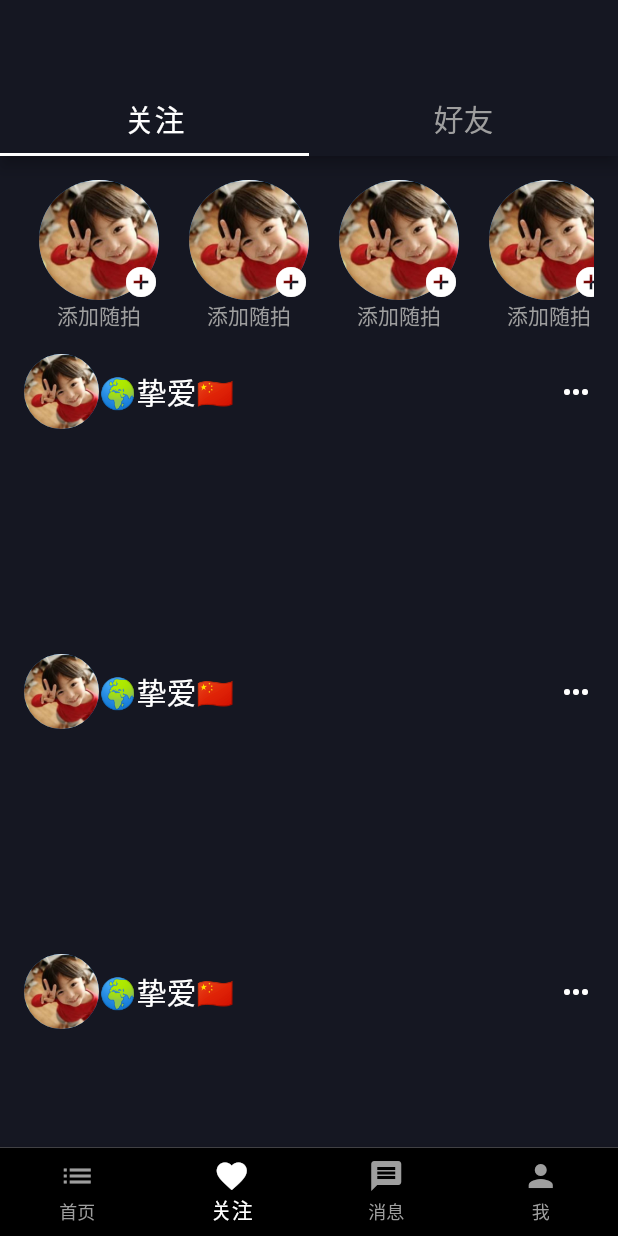
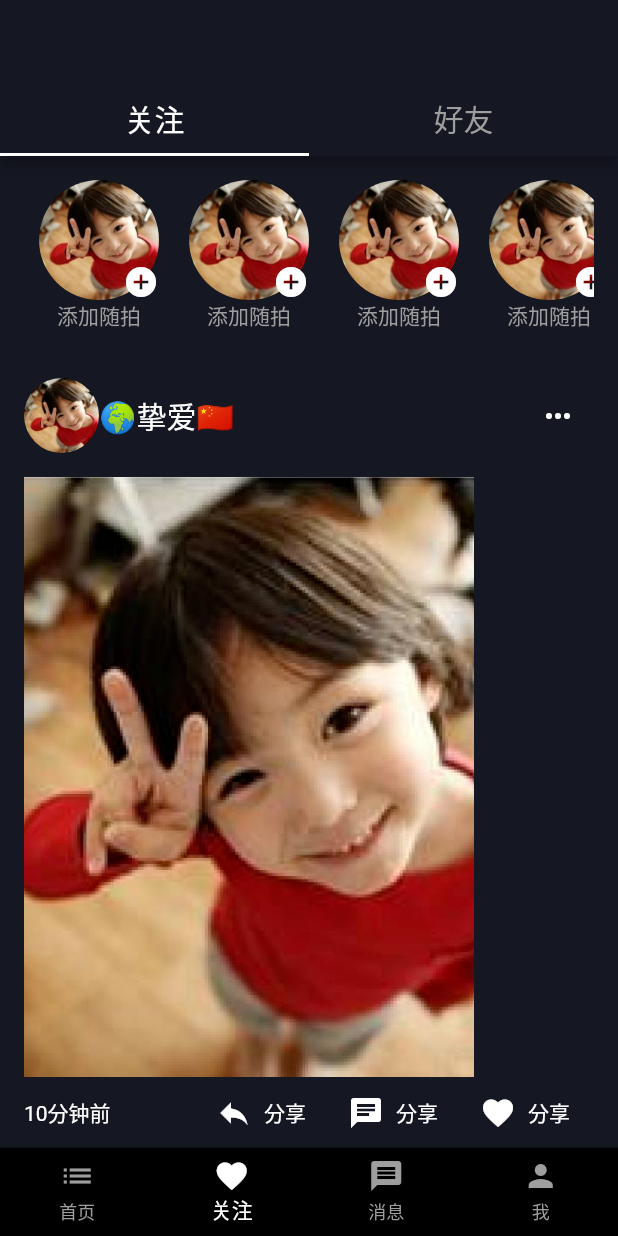
Before and after one commit to beargates/flutter_module, a Flutter app: the screen it shows after launch, item 2 of the bottom bar chosen, on a phone screen of 412 x 824 dp. Run offline on Flutter 3.47's test engine with Material 2 defaults, Android fonts, the phone set to English and light mode, and no system bars; our stand-ins replace camera, dio, image_picker, toast, video_player; missing offline and left inert: flutter_webview_plugin, multi_image_picker, photo, photo_manager, sy_flutter_qiniu_storage; statements that could not run were skipped.

Commit message:
rebuild follow page; modify global text color;

```diff
--- a/lib/follow/index.dart
+++ b/lib/follow/index.dart
@@ -6,12 +6,8 @@ class Follow extends StatefulWidget {
 
 class _FollowState extends State<Follow> {
   final List<Tab> tabs = [
-    Tab(
-      child: Text('关注', style: TextStyle(fontSize: 20)),
-    ),
-    Tab(
-      child: Text('好友', style: TextStyle(fontSize: 20)),
-    ),
+    Tab(child: Text('关注', style: TextStyle(fontSize: 20))),
+    Tab(child: Text('好友', style: TextStyle(fontSize: 20))),
   ];
   Color bgColor = const Color(0xFF151722); // todo global
 
@@ -42,10 +38,7 @@ class _FollowState extends State<Follow> {
                       backgroundImage: AssetImage('assets/avatar.png'),
                     ),
                   ),
-                  Icon(
-                    Icons.add_circle,
-                    color: Colors.white,
-                  )
+                  Icon(Icons.add_circle),
                 ],
               ),
               Text('添加随拍', style: TextStyle(color: Colors.grey))
@@ -63,9 +56,17 @@ class _FollowState extends State<Follow> {
       padding: const EdgeInsets.symmetric(horizontal: 16),
       child: ListView.builder(
         itemBuilder: (BuildContext context, int i) {
-          return Column(
+          return Container(
+            decoration: BoxDecoration(
+                border: Border(
+                    bottom: Divider.createBorderSide(context,
+                        color: Colors.white10))),
+            child: Column(
+              crossAxisAlignment: CrossAxisAlignment.start,
               children: <Widget>[
-              Row(
+                Padding(
+                  padding: const EdgeInsets.symmetric(vertical: 16),
+                  child: Row(
                     mainAxisAlignment: MainAxisAlignment.spaceBetween,
                     children: <Widget>[
                       Container(
@@ -75,20 +76,89 @@ class _FollowState extends State<Follow> {
                               width: 50,
                               height: 50,
                               child: CircleAvatar(
-                              backgroundImage: AssetImage('assets/avatar.png')),
+                                  backgroundImage:
+                                      AssetImage('assets/avatar.png')),
                             ),
-                        Text('🌍挚爱🇨🇳',
-                            style: TextStyle(color: Colors.white, fontSize: 20))
+                            Text('🌍挚爱🇨🇳', style: TextStyle(fontSize: 20))
                           ],
                         ),
                       ),
-                  Icon(Icons.more_horiz, color: Colors.white,)
+                      IconButton(
+                          icon: Icon(Icons.more_horiz), onPressed: () {}),
                     ],
-              )
+                  ),
+                ),
+                Container(
+                  width: 300,
+                  height: 400,
+                  child: Image.asset('assets/avatar.png', fit: BoxFit.cover),
+                ),
+                Row(
+                  mainAxisAlignment: MainAxisAlignment.spaceBetween,
+                  children: <Widget>[
+                    Text('10分钟前'),
+                    Row(
+                      children: <Widget>[
+                        FlatButton.icon(
+                            onPressed: () {},
+                            icon: Icon(Icons.reply),
+                            label: Text('分享')),
+                        FlatButton.icon(
+                            onPressed: () {},
+                            icon: Icon(Icons.chat),
+                            label: Text('分享')),
+                        FlatButton.icon(
+                            onPressed: () {},
+                            icon: Icon(Icons.favorite),
+                            label: Text('分享')),
                       ],
+                    ),
+                  ],
+                ),
+                Container(
+                  color: Color(0xff21202F),
+                  child: Column(
+                    crossAxisAlignment: CrossAxisAlignment.stretch,
+                    children: <Widget>[
+                      Container(
+                          decoration: BoxDecoration(
+                              border: Border(
+                                  bottom: Divider.createBorderSide(context,
+                                      color: Colors.white10))),
+                          padding: EdgeInsets.all(6),
+                          child: Text('9人赞过')),
+                      RichText(
+                        text: TextSpan(children: [
+                          TextSpan(text: '来福：'),
+                          TextSpan(
+                              text: '666🌹',
+                              style: TextStyle(color: Colors.grey))
+                        ]),
+                      ),
+                      RichText(
+                        text: TextSpan(children: [
+                          TextSpan(text: '望天涯：'),
+                          TextSpan(
+                              text: '你咋不上天呢🥒🥒',
+                              style: TextStyle(color: Colors.grey))
+                        ]),
+                      ),
+                      Container(
+                        width: 50,
+                        child: FlatButton.icon(
+                            onPressed: () {},
+                            icon: Icon(Icons.mode_edit),
+                            label: Text('添加评论...',
+                                style: TextStyle(color: Colors.grey))),
+                      ),
+                    ],
+                  ),
+                ),
+              ],
+            ),
           );
         },
-        itemExtent: 200,
+        itemExtent: 672,
         itemCount: 5,
       ),
     );
@@ -135,7 +205,7 @@ class _FollowState extends State<Follow> {
     var tabBar = _tabBar();
     var tabBarView = _tabBarView();
     return DefaultTabController(
-      length: 2, //todo
+      length: tabs.length,
       child: Scaffold(
         backgroundColor: bgColor,
         appBar: AppBar(
--- a/lib/main.dart
+++ b/lib/main.dart
@@ -9,7 +9,8 @@ class App extends StatelessWidget {
     return new MaterialApp(
       title: 'Flutter_demo',
       theme: new ThemeData(
-        primaryColor: Colors.black,
+        brightness: Brightness.dark, // 状态栏图标与字体颜色为白色
+        primaryColor: Colors.black, // 顶部导航栏和状态栏的颜色
       ),
       home: Home(),
 //      routes: {
```
Also changed, not shown: lib/mine/index.dart (+15 -31 lines), assets/avatar.png. Lines whose indentation alone changed are shown as unchanged.
